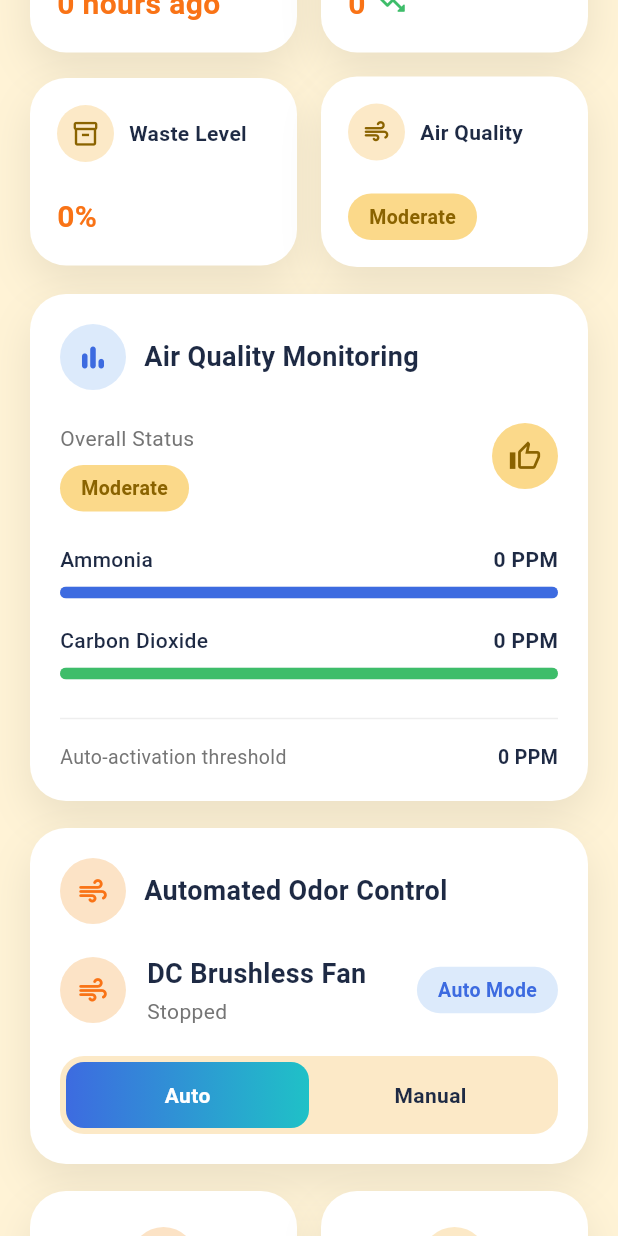
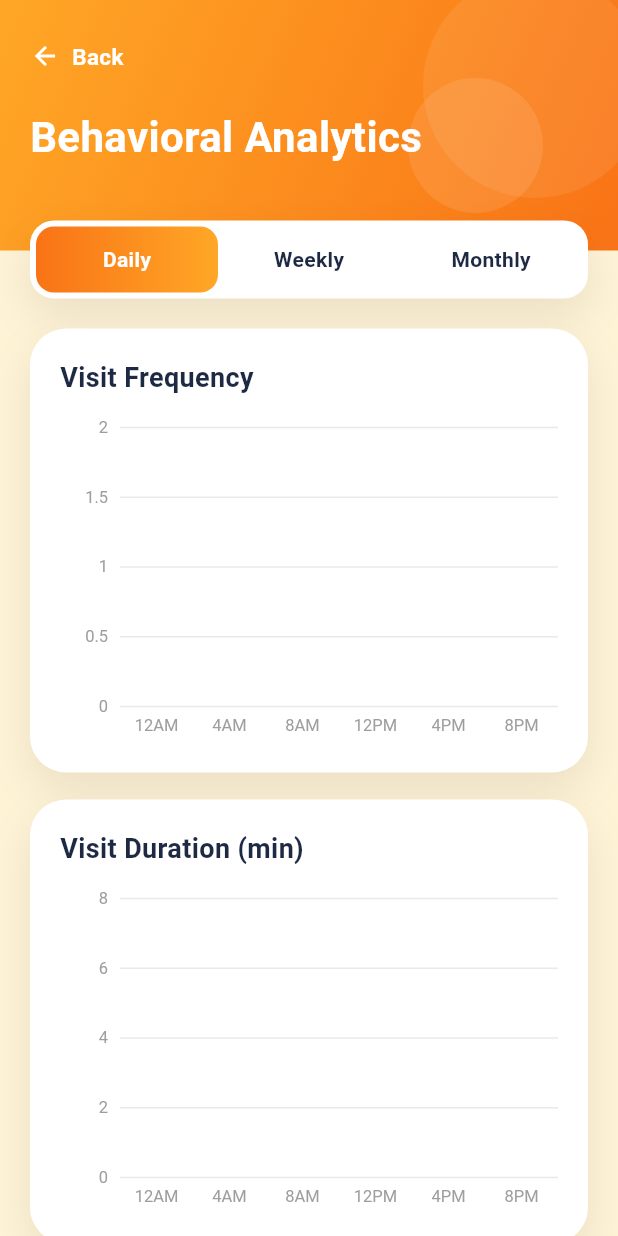
Before and after one commit to H4n4f1/FYP-PurrClean, a Flutter app: the screen it shows once a user with an empty profile is signed in, scrolled down 576 dp, after a tap on "Analytics", on a phone screen of 412 x 824 dp. Run offline on Flutter 3.47's test engine with Material 3 defaults, Android fonts, the phone set to English and light mode, and no system bars; our stand-ins replace firebase_auth, firebase_core, firebase_messaging, google_sign_in, shared_preferences; accounts and stored records are empty.

Commit message:
behavioral analytics
daily, weekly, and monthly analytics

```diff
--- /dev/null
+++ b/lib/screens/analytics_screen.dart
@@ -0,0 +1,501 @@
+import 'package:flutter/material.dart';
+import '../theme/app_styles.dart';
+import '../widgets/dashboard_card.dart';
+import '../widgets/analytics_chart.dart';
+
+/// Which time range the Behavioral Analytics screen is currently showing.
+enum AnalyticsPeriod { daily, weekly, monthly }
+
+/// Placeholder insight model.
+/// TODO: Replace with real insights computed by the backend once it's ready.
+class BehavioralInsight {
+  final IconData icon;
+  final Color iconColor;
+  final String title;
+  final String severity; // 'high' | 'medium' | 'low'
+  final String description;
+
+  const BehavioralInsight({
+    required this.icon,
+    required this.iconColor,
+    required this.title,
+    required this.severity,
+    required this.description,
+  });
+}
+
+/// Static per-period chart/axis configuration (labels, scales, titles).
+/// Only the shape of the charts lives here — the actual numbers are wired
+/// in separately once the backend is ready.
+class _PeriodConfig {
+  final List<String> xLabels;
+
+  final String visitChartTitle;
+  final ChartType visitChartType;
+  final double visitMaxY;
+
+  final String durationChartTitle;
+  final ChartType durationChartType;
+  final double durationMaxY;
+
+  final String wasteChartTitle;
+  final double wasteMaxY;
+
+  final String avgVisitsLabel;
+  final String avgVisitsSubtitle;
+  final String avgDurationSubtitle;
+
+  const _PeriodConfig({
+    required this.xLabels,
+    required this.visitChartTitle,
+    required this.visitChartType,
+    required this.visitMaxY,
+    required this.durationChartTitle,
+    required this.durationChartType,
+    required this.durationMaxY,
+    required this.wasteChartTitle,
+    required this.wasteMaxY,
+    required this.avgVisitsLabel,
+    required this.avgVisitsSubtitle,
+    required this.avgDurationSubtitle,
+  });
+}
+
+const Map<AnalyticsPeriod, _PeriodConfig> _periodConfigs = {
+  AnalyticsPeriod.daily: _PeriodConfig(
+    xLabels: ['12AM', '4AM', '8AM', '12PM', '4PM', '8PM'],
+    visitChartTitle: 'Visit Frequency',
+    visitChartType: ChartType.area,
+    visitMaxY: 2,
+    durationChartTitle: 'Visit Duration (min)',
+    durationChartType: ChartType.line,
+    durationMaxY: 8,
+    wasteChartTitle: 'Waste Accumulation (grams)',
+    wasteMaxY: 220,
+    avgVisitsLabel: 'Avg Hourly Visits',
+    avgVisitsSubtitle: 'No data yet',
+    avgDurationSubtitle: 'No data yet',
+  ),
+  AnalyticsPeriod.weekly: _PeriodConfig(
+    xLabels: ['Mon', 'Tue', 'Wed', 'Thu', 'Fri', 'Sat', 'Sun'],
+    visitChartTitle: 'Visit Frequency',
+    visitChartType: ChartType.bar,
+    visitMaxY: 8,
+    durationChartTitle: 'Visit Duration (min)',
+    durationChartType: ChartType.bar,
+    durationMaxY: 28,
+    wasteChartTitle: 'Waste Accumulation (grams)',
+    wasteMaxY: 200,
+    avgVisitsLabel: 'Avg Daily Visits',
+    avgVisitsSubtitle: 'No data yet',
+    avgDurationSubtitle: 'No data yet',
+  ),
+  AnalyticsPeriod.monthly: _PeriodConfig(
+    xLabels: ['Week 1', 'Week 2', 'Week 3', 'Week 4'],
+    visitChartTitle: 'Visit Frequency',
+    visitChartType: ChartType.bar,
+    visitMaxY: 60,
+    durationChartTitle: 'Visit Duration (min)',
+    durationChartType: ChartType.bar,
+    durationMaxY: 180,
+    wasteChartTitle: 'Waste Accumulation (grams)',
+    wasteMaxY: 1200,
+    avgVisitsLabel: 'Avg Weekly Visits',
+    avgVisitsSubtitle: 'No data yet',
+    avgDurationSubtitle: 'No data yet',
+  ),
+};
+
+class AnalyticsScreen extends StatefulWidget {
+  const AnalyticsScreen({super.key});
+
+  @override
+  State<AnalyticsScreen> createState() => _AnalyticsScreenState();
+}
+
+class _AnalyticsScreenState extends State<AnalyticsScreen> {
+  AnalyticsPeriod _selectedPeriod = AnalyticsPeriod.daily;
+
+  // ---------------------------------------------------------------------
+  // MOCK DATA — everything below is left empty on purpose.
+  // TODO: Replace with real data from the backend once it's ready.
+  // ---------------------------------------------------------------------
+  final List<double> visitValues = const [];
+  final List<double> durationValues = const [];
+  final List<double> wasteValues = const [];
+
+  final String avgVisitsValue = '-';
+  final String avgDurationValue = '-';
+
+  final List<BehavioralInsight> insights = const [];
+  // ---------------------------------------------------------------------
+
+  _PeriodConfig get _config => _periodConfigs[_selectedPeriod]!;
+
+  @override
+  Widget build(BuildContext context) {
+    return Scaffold(
+      backgroundColor: AppColors.background,
+      body: SafeArea(
+        bottom: false,
+        child: SingleChildScrollView(
+          child: Column(
+            crossAxisAlignment: CrossAxisAlignment.stretch,
+            children: [
+              _buildHeader(context),
+              Transform.translate(
+                offset: const Offset(0, -20),
+                child: Padding(
+                  padding: const EdgeInsets.symmetric(horizontal: 20),
+                  child: _buildPeriodSelector(),
+                ),
+              ),
+              Padding(
+                padding: const EdgeInsets.fromLTRB(20, 0, 20, 32),
+                child: Column(
+                  crossAxisAlignment: CrossAxisAlignment.stretch,
+                  children: [
+                    _buildChartCard(
+                      title: _config.visitChartTitle,
+                      chart: AnalyticsChart(
+                        type: _config.visitChartType,
+                        values: visitValues,
+                        xLabels: _config.xLabels,
+                        maxY: _config.visitMaxY,
+                        color: AppColors.infoBlue,
+                      ),
+                    ),
+                    const SizedBox(height: 18),
+                    _buildChartCard(
+                      title: _config.durationChartTitle,
+                      chart: AnalyticsChart(
+                        type: _config.durationChartType,
+                        values: durationValues,
+                        xLabels: _config.xLabels,
+                        maxY: _config.durationMaxY,
+                        color: AppColors.successGreen,
+                      ),
+                    ),
+                    const SizedBox(height: 18),
+                    _buildChartCard(
+                      title: _config.wasteChartTitle,
+                      chart: AnalyticsChart(
+                        type: ChartType.area,
+                        values: wasteValues,
+                        xLabels: _config.xLabels,
+                        maxY: _config.wasteMaxY,
+                        color: AppColors.primaryLight,
+                      ),
+                    ),
+                    const SizedBox(height: 18),
+                    _buildInsightsCard(),
+                    const SizedBox(height: 18),
+                    _buildSummaryRow(),
+                  ],
+                ),
+              ),
+            ],
+          ),
+        ),
+      ),
+    );
+  }
+
+  // -- Header -------------------------------------------------------------
+
+  Widget _buildHeader(BuildContext context) {
+    return Container(
+      width: double.infinity,
+      padding: const EdgeInsets.fromLTRB(20, 12, 20, 56),
+      decoration: const BoxDecoration(gradient: AppColors.primaryGradient),
+      child: Stack(
+        clipBehavior: Clip.none,
+        children: [
+          Positioned(
+            top: -30,
+            right: -40,
+            child: _decorCircle(150, Colors.white.withValues(alpha: 0.08)),
+          ),
+          Positioned(
+            top: 40,
+            right: 30,
+            child: _decorCircle(90, Colors.white.withValues(alpha: 0.10)),
+          ),
+          Column(
+            crossAxisAlignment: CrossAxisAlignment.start,
+            children: [
+              InkWell(
+                borderRadius: BorderRadius.circular(20),
+                onTap: () => Navigator.of(context).maybePop(),
+                child: const Padding(
+                  padding: EdgeInsets.symmetric(vertical: 15),
+                  child: Row(
+                    mainAxisSize: MainAxisSize.min,
+                    children: [
+                      Icon(Icons.arrow_back, color: Colors.white, size: 20),
+                      SizedBox(width: 8),
+                      Text(
+                        'Back',
+                        style: TextStyle(
+                          color: Colors.white,
+                          fontWeight: FontWeight.w600,
+                          fontSize: 15,
+                        ),
+                      ),
+                    ],
+                  ),
+                ),
+              ),
+              const SizedBox(height: 8),
+              const Text(
+                'Behavioral Analytics',
+                style: TextStyle(
+                  fontSize: 28,
+                  fontWeight: FontWeight.bold,
+                  color: Colors.white,
+                ),
+              ),
+            ],
+          ),
+        ],
+      ),
+    );
+  }
+
+  Widget _decorCircle(double size, Color color) {
+    return Container(
+      width: size,
+      height: size,
+      decoration: BoxDecoration(color: color, shape: BoxShape.circle),
+    );
+  }
+
+  // -- Period selector ------------------------------------------------------
+
+  Widget _buildPeriodSelector() {
+    return Container(
+      height: 52,
+      padding: const EdgeInsets.all(4),
+      decoration: BoxDecoration(
+        color: Colors.white,
+        borderRadius: AppDecorations.toggleRadius,
+        boxShadow: AppDecorations.cardShadow,
+      ),
+      child: Row(
+        children: [
+          Expanded(
+            child: _periodButton('Daily', AnalyticsPeriod.daily),
+          ),
+          Expanded(
+            child: _periodButton('Weekly', AnalyticsPeriod.weekly),
+          ),
+          Expanded(
+            child: _periodButton('Monthly', AnalyticsPeriod.monthly),
+          ),
+        ],
+      ),
+    );
+  }
+
+  Widget _periodButton(String label, AnalyticsPeriod period) {
+    final selected = _selectedPeriod == period;
+    return GestureDetector(
+      onTap: () {
+        // TODO: Fetch analytics data for the newly selected period.
+        setState(() => _selectedPeriod = period);
+      },
+      child: AnimatedContainer(
+        duration: const Duration(milliseconds: 220),
+        height: double.infinity,
+        decoration: BoxDecoration(
+          gradient: selected ? AppColors.manualGradient : null,
+          borderRadius: AppDecorations.toggleButtonRadius,
+        ),
+        alignment: Alignment.center,
+        child: Text(
+          label,
+          style: selected
+              ? AppTextStyles.toggleLabelActive
+              : AppTextStyles.toggleLabelInactive,
+        ),
+      ),
+    );
+  }
+
+  // -- Chart card -----------------------------------------------------------
+
+  Widget _buildChartCard({required String title, required Widget chart}) {
+    return DashboardCard(
+      child: Column(
+        crossAxisAlignment: CrossAxisAlignment.start,
+        children: [
+          Text(title, style: AppTextStyles.cardTitle),
+          const SizedBox(height: 20),
+          chart,
+        ],
+      ),
+    );
+  }
+
+  // -- Behavioral insights ----------------------------------------------------
+
+  Widget _buildInsightsCard() {
+    return DashboardCard(
+      child: Column(
+        crossAxisAlignment: CrossAxisAlignment.start,
+        children: [
+          const CardHeader(
+            icon: Icons.trending_up_rounded,
+            iconBg: AppColors.iconBgOrange,
+            iconColor: AppColors.primary,
+            title: 'Behavioral Insights',
+          ),
+          const SizedBox(height: 18),
+          if (insights.isEmpty)
+            Text(
+              'No insights yet — check back once your device starts collecting data.',
+              style: TextStyle(color: Colors.grey.shade600, height: 1.4),
+            )
+          else
+            Column(
+              children: [
+                for (int i = 0; i < insights.length; i++) ...[
+                  _buildInsightRow(insights[i]),
+                  if (i != insights.length - 1) const SizedBox(height: 14),
+                ],
+              ],
+            ),
+        ],
+      ),
+    );
+  }
+
+  Widget _buildInsightRow(BehavioralInsight insight) {
+    return Container(
+      padding: const EdgeInsets.all(14),
+      decoration: BoxDecoration(
+        color: const Color(0xFFFFF7ED),
+        borderRadius: BorderRadius.circular(16),
+      ),
+      child: Row(
+        crossAxisAlignment: CrossAxisAlignment.start,
+        children: [
+          Icon(insight.icon, color: insight.iconColor, size: 20),
+          const SizedBox(width: 10),
+          Expanded(
+            child: Column(
+              crossAxisAlignment: CrossAxisAlignment.start,
+              children: [
+                Row(
+                  children: [
+                    Expanded(
+                      child: Text(
+                        insight.title,
+                        style: const TextStyle(
+                          fontWeight: FontWeight.bold,
+                          fontSize: 15,
+                          color: AppColors.textDark,
+                        ),
+                      ),
+                    ),
+                    _severityPill(insight.severity),
+                  ],
+                ),
+                const SizedBox(height: 4),
+                Text(
+                  insight.description,
+                  style: TextStyle(color: Colors.grey.shade600, height: 1.35),
+                ),
+              ],
+            ),
+          ),
+        ],
+      ),
+    );
+  }
+
+  Widget _severityPill(String severity) {
+    late final Color bg;
+    late final Color text;
+    switch (severity) {
+      case 'high':
+        bg = const Color(0xFFE0294A);
+        text = Colors.white;
+        break;
+      case 'medium':
+        bg = const Color(0xFFE7ECFB);
+        text = const Color(0xFF475569);
+        break;
+      default:
+        bg = const Color(0xFF15192B);
+        text = Colors.white;
+    }
+    return Container(
+      padding: const EdgeInsets.symmetric(horizontal: 12, vertical: 5),
+      decoration: BoxDecoration(color: bg, borderRadius: BorderRadius.circular(20)),
+      child: Text(
+        severity,
+        style: TextStyle(color: text, fontWeight: FontWeight.w700, fontSize: 12),
+      ),
+    );
+  }
+
+  // -- Summary row -----------------------------------------------------------
+
+  Widget _buildSummaryRow() {
+    return Row(
+      children: [
+        _buildSummaryCard(
+          label: _config.avgVisitsLabel,
+          value: avgVisitsValue,
+          subtitle: _config.avgVisitsSubtitle,
+        ),
+        const SizedBox(width: 16),
+        _buildSummaryCard(
+          label: 'Avg Duration',
+          value: avgDurationValue,
+          subtitle: _config.avgDurationSubtitle,
+        ),
+      ],
+    );
+  }
+
+  Widget _buildSummaryCard({
+    required String label,
+    required String value,
+    required String subtitle,
+  }) {
+    return Expanded(
+      child: DashboardCard(
+        padding: const EdgeInsets.all(18),
+        child: Column(
+          crossAxisAlignment: CrossAxisAlignment.start,
+          children: [
+            Text(
+              label,
+              style: TextStyle(
+                color: Colors.grey.shade600,
+                fontSize: 13,
+                fontWeight: FontWeight.w500,
+              ),
+            ),
+            const SizedBox(height: 10),
+            Text(
+              value,
+              style: const TextStyle(
+                fontSize: 26,
+                fontWeight: FontWeight.bold,
+                color: AppColors.primary,
+              ),
+            ),
+            const SizedBox(height: 4),
+            Text(
+              subtitle,
+              style: TextStyle(fontSize: 12, color: Colors.grey.shade500),
+            ),
+          ],
+        ),
+      ),
+    );
+  }
+}
--- a/lib/screens/home_screen.dart
+++ b/lib/screens/home_screen.dart
@@ -3,6 +3,7 @@ import '../theme/app_styles.dart';
 import '../services/auth_service.dart';
 import '../widgets/dashboard_card.dart';
 import '../widgets/stat_card.dart';
+import 'analytics_screen.dart';
 
 /// Placeholder alert model.
 /// TODO: Replace with your real model / API response once the backend is ready.
@@ -686,7 +687,9 @@ class _HomeScreenState extends State<HomeScreen> with WidgetsBindingObserver {
             iconColor: AppColors.primary,
             label: 'Analytics',
             onTap: () {
-              // TODO: Navigate to the analytics screen.
+              Navigator.of(context).push(
+                MaterialPageRoute(builder: (_) => const AnalyticsScreen()),
+              );
             },
           ),
         ),
--- /dev/null
+++ b/lib/widgets/analytics_chart.dart
@@ -0,0 +1,221 @@
+import 'package:flutter/material.dart';
+
+/// Visual style used to render an [AnalyticsChart].
+enum ChartType { bar, line, area }
+
+/// A small, dependency-free chart used on the Behavioral Analytics screen.
+///
+/// Pass an empty (or all-zero) [values] list to render just the axes/grid as
+/// a placeholder — that's what the screen does today, since the real numbers
+/// will come from the backend later. Once real data is wired in, the same
+/// widget will plot bars / a line / a filled area automatically.
+class AnalyticsChart extends StatelessWidget {
+  final ChartType type;
+  final List<double> values;
+  final List<String> xLabels;
+  final double maxY;
+  final int yDivisions;
+  final Color color;
+  final double height;
+  final String Function(double value)? yLabelBuilder;
+
+  const AnalyticsChart({
+    super.key,
+    required this.type,
+    required this.values,
+    required this.xLabels,
+    required this.maxY,
+    required this.color,
+    this.yDivisions = 4,
+    this.height = 210,
+    this.yLabelBuilder,
+  });
+
+  @override
+  Widget build(BuildContext context) {
+    return SizedBox(
+      width: double.infinity,
+      height: height,
+      child: CustomPaint(
+        painter: _AnalyticsChartPainter(
+          type: type,
+          values: values,
+          xLabels: xLabels,
+          maxY: maxY <= 0 ? 1 : maxY,
+          yDivisions: yDivisions,
+          color: color,
+          yLabelBuilder: yLabelBuilder ?? _defaultYLabel,
+        ),
+      ),
+    );
+  }
+
+  static String _defaultYLabel(double value) {
+    if (value == value.roundToDouble()) return value.toInt().toString();
+    return value.toStringAsFixed(1);
+  }
+}
+
+class _AnalyticsChartPainter extends CustomPainter {
+  final ChartType type;
+  final List<double> values;
+  final List<String> xLabels;
+  final double maxY;
+  final int yDivisions;
+  final Color color;
+  final String Function(double value) yLabelBuilder;
+
+  _AnalyticsChartPainter({
+    required this.type,
+    required this.values,
+    required this.xLabels,
+    required this.maxY,
+    required this.yDivisions,
+    required this.color,
+    required this.yLabelBuilder,
+  });
+
+  @override
+  void paint(Canvas canvas, Size size) {
+    const leftPad = 40.0;
+    const bottomPad = 24.0;
+    final chartWidth = size.width - leftPad;
+    final chartHeight = size.height - bottomPad;
+    if (chartWidth <= 0 || chartHeight <= 0) return;
+
+    final gridPaint = Paint()
+      ..color = const Color(0xFFE9E9ED)
+      ..strokeWidth = 1;
+    final labelStyle = TextStyle(color: Colors.grey.shade500, fontSize: 11);
+
+    // Horizontal grid lines + y-axis labels.
+    for (int i = 0; i <= yDivisions; i++) {
+      final y = chartHeight - (chartHeight / yDivisions) * i;
+      canvas.drawLine(Offset(leftPad, y), Offset(size.width, y), gridPaint);
+      final labelValue = (maxY / yDivisions) * i;
+      final tp = TextPainter(
+        text: TextSpan(text: yLabelBuilder(labelValue), style: labelStyle),
+        textDirection: TextDirection.ltr,
+      )..layout();
+      tp.paint(canvas, Offset(leftPad - tp.width - 8, y - tp.height / 2));
+    }
+
+    // X-axis labels.
+    final n = xLabels.length;
+    if (n > 0) {
+      for (int i = 0; i < n; i++) {
+        final x = leftPad + (chartWidth / n) * (i + 0.5);
+        final tp = TextPainter(
+          text: TextSpan(text: xLabels[i], style: labelStyle),
+          textDirection: TextDirection.ltr,
+          textAlign: TextAlign.center,
+        )..layout();
+        tp.paint(canvas, Offset(x - tp.width / 2, chartHeight + 6));
+      }
+    }
+
+    // No data yet — leave the placeholder grid empty until the backend
+    // supplies real values.
+    final hasData = values.isNotEmpty && values.any((v) => v > 0);
+    if (!hasData) return;
+
+    switch (type) {
+      case ChartType.bar:
+        _drawBars(canvas, leftPad, chartWidth, chartHeight);
+        break;
+      case ChartType.line:
+        _drawLineOrArea(canvas, leftPad, chartWidth, chartHeight, fill: false);
+        break;
+      case ChartType.area:
+        _drawLineOrArea(canvas, leftPad, chartWidth, chartHeight, fill: true);
+        break;
+    }
+  }
+
+  void _drawBars(
+    Canvas canvas,
+    double leftPad,
+    double chartWidth,
+    double chartHeight,
+  ) {
+    final n = values.length;
+    if (n == 0) return;
+    final slot = chartWidth / n;
+    final barWidth = slot * 0.55;
+    final paint = Paint()..color = color;
+    for (int i = 0; i < n; i++) {
+      final v = values[i].clamp(0.0, maxY);
+      final barHeight = chartHeight * (v / maxY);
+      final x = leftPad + slot * i + (slot - barWidth) / 2;
+      final rect = RRect.fromRectAndCorners(
+        Rect.fromLTWH(x, chartHeight - barHeight, barWidth, barHeight),
+        topLeft: const Radius.circular(6),
+        topRight: const Radius.circular(6),
+      );
+      canvas.drawRRect(rect, paint);
+    }
+  }
+
+  void _drawLineOrArea(
+    Canvas canvas,
+    double leftPad,
+    double chartWidth,
+    double chartHeight, {
+    required bool fill,
+  }) {
+    final n = values.length;
+    if (n == 0) return;
+    final points = <Offset>[];
+    for (int i = 0; i < n; i++) {
+      final x = n == 1
+          ? leftPad + chartWidth / 2
+          : leftPad + (chartWidth / (n - 1)) * i;
+      final v = values[i].clamp(0.0, maxY);
+      final y = chartHeight - chartHeight * (v / maxY);
+      points.add(Offset(x, y));
+    }
+
+    if (fill) {
+      final fillPath = Path()..moveTo(points.first.dx, chartHeight);
+      for (final p in points) {
+        fillPath.lineTo(p.dx, p.dy);
+      }
+      fillPath.lineTo(points.last.dx, chartHeight);
+      fillPath.close();
+      final fillPaint = Paint()..color = color.withValues(alpha: 0.25);
+      canvas.drawPath(fillPath, fillPaint);
+    }
+
+    final linePath = Path()..moveTo(points.first.dx, points.first.dy);
+    for (final p in points.skip(1)) {
+      linePath.lineTo(p.dx, p.dy);
+    }
+    final linePaint = Paint()
+      ..color = color
+      ..style = PaintingStyle.stroke
+      ..strokeWidth = 2.5
+      ..strokeCap = StrokeCap.round;
+    canvas.drawPath(linePath, linePaint);
+
+    if (!fill) {
+      final dotFillPaint = Paint()..color = Colors.white;
+      final dotStrokePaint = Paint()
+        ..color = color
+        ..style = PaintingStyle.stroke
+        ..strokeWidth = 2.5;
+      for (final p in points) {
+        canvas.drawCircle(p, 4, dotFillPaint);
+        canvas.drawCircle(p, 4, dotStrokePaint);
+      }
+    }
+  }
+
+  @override
+  bool shouldRepaint(covariant _AnalyticsChartPainter oldDelegate) {
+    return oldDelegate.values != values ||
+        oldDelegate.type != type ||
+        oldDelegate.color != color ||
+        oldDelegate.maxY != maxY ||
+        oldDelegate.xLabels != xLabels;
+  }
+}
```
Also changed, not shown: pubspec.lock.
